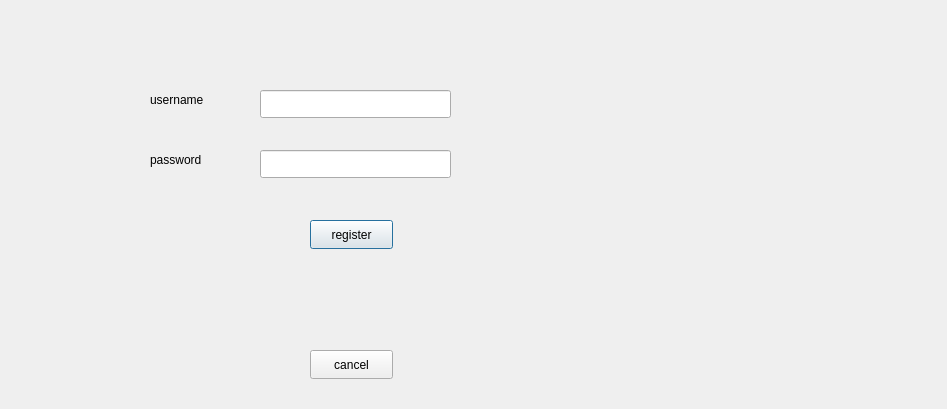
First picture: the form in GUI/dialog.ui, repository AHMED-ABDELLATIF56/Advanced-Tic-Tac-Toe, before the edit.
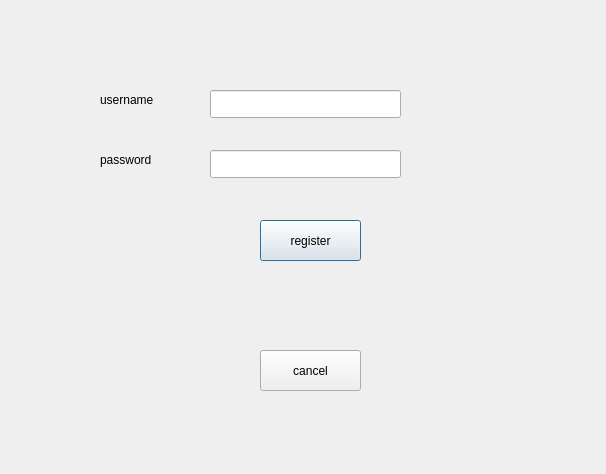
Second picture: the form after the edit. Icons and pictures are not drawn.

The edit to the form file:
```diff
--- a/GUI/dialog.ui
+++ b/GUI/dialog.ui
@@ -6,8 +6,8 @@
    <rect>
     <x>0</x>
     <y>0</y>
-    <width>947</width>
-    <height>409</height>
+    <width>606</width>
+    <height>474</height>
    </rect>
   </property>
   <property name="windowTitle">
@@ -16,7 +16,7 @@
   <widget class="QLineEdit" name="lineEdit_username">
    <property name="geometry">
     <rect>
-     <x>260</x>
+     <x>210</x>
      <y>90</y>
      <width>191</width>
      <height>28</height>
@@ -26,7 +26,7 @@
   <widget class="QLineEdit" name="lineEdit_password">
    <property name="geometry">
     <rect>
-     <x>260</x>
+     <x>210</x>
      <y>150</y>
      <width>191</width>
      <height>28</height>
@@ -36,10 +36,10 @@
   <widget class="QPushButton" name="pushButton_accept">
    <property name="geometry">
     <rect>
-     <x>310</x>
+     <x>260</x>
      <y>220</y>
-     <width>83</width>
-     <height>29</height>
+     <width>101</width>
+     <height>41</height>
     </rect>
    </property>
    <property name="text">
@@ -49,7 +49,7 @@
   <widget class="QLabel" name="label">
    <property name="geometry">
     <rect>
-     <x>150</x>
+     <x>100</x>
      <y>90</y>
      <width>81</width>
      <height>20</height>
@@ -62,7 +62,7 @@
   <widget class="QLabel" name="label_2">
    <property name="geometry">
     <rect>
-     <x>150</x>
+     <x>100</x>
      <y>150</y>
      <width>81</width>
      <height>20</height>
@@ -75,10 +75,10 @@
   <widget class="QPushButton" name="pushButton_cancel">
    <property name="geometry">
     <rect>
-     <x>310</x>
+     <x>260</x>
      <y>350</y>
-     <width>83</width>
-     <height>29</height>
+     <width>101</width>
+     <height>41</height>
     </rect>
    </property>
    <property name="text">
```
Left out of the diff: 8 changed lines with no effect on the pictures.
